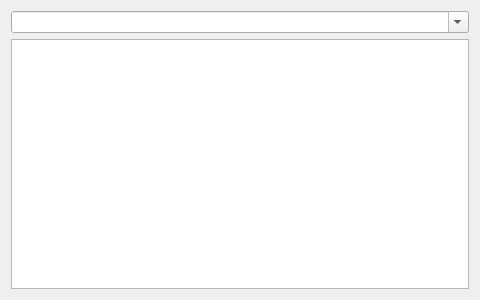
Qt form libqcups/SelectMakeModel.ui (KDE/print-manager) before a commit.
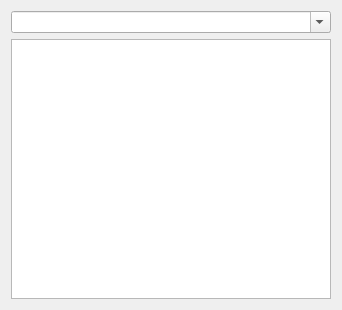
The same form after that commit. Custom widgets are drawn as their Qt base class.

```diff
--- a/libqcups/SelectMakeModel.ui
+++ b/libqcups/SelectMakeModel.ui
@@ -6,8 +6,8 @@
    <rect>
     <x>0</x>
     <y>0</y>
-    <width>480</width>
-    <height>300</height>
+    <width>331</width>
+    <height>296</height>
    </rect>
   </property>
   <property name="windowTitle">
@@ -16,6 +16,18 @@
   <layout class="QGridLayout" name="gridLayout">
    <item row="0" column="0">
     <widget class="KComboBox" name="makeFilterKCB">
+     <property name="sizePolicy">
+      <sizepolicy hsizetype="MinimumExpanding" vsizetype="Fixed">
+       <horstretch>0</horstretch>
+       <verstretch>0</verstretch>
+      </sizepolicy>
+     </property>
+     <property name="minimumSize">
+      <size>
+       <width>320</width>
+       <height>0</height>
+      </size>
+     </property>
      <property name="editable">
       <bool>true</bool>
      </property>
@@ -25,7 +37,20 @@
     </widget>
    </item>
    <item row="1" column="0">
-    <widget class="QListView" name="ppdsLV"/>
+    <widget class="QListView" name="ppdsLV">
+     <property name="sizePolicy">
+      <sizepolicy hsizetype="MinimumExpanding" vsizetype="MinimumExpanding">
+       <horstretch>0</horstretch>
+       <verstretch>0</verstretch>
+      </sizepolicy>
+     </property>
+     <property name="minimumSize">
+      <size>
+       <width>320</width>
+       <height>260</height>
+      </size>
+     </property>
+    </widget>
    </item>
   </layout>
  </widget>
```
